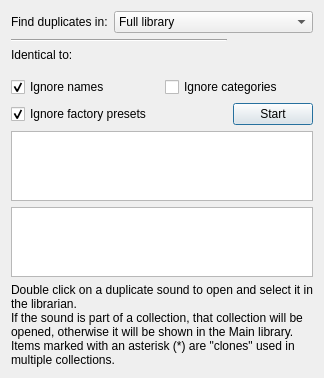
Above: bigglesworth/ui/duplicates.ui from MaurizioB/Bigglesworth before the change. Below: the same form after it.
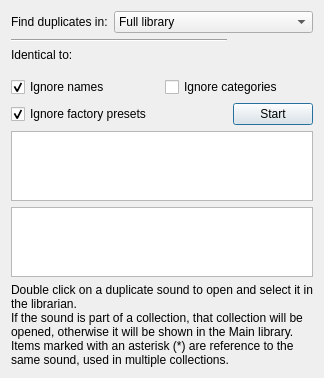
That is the form after the change. Icons and pictures are not drawn.

The edit to the form file:
```diff
--- a/bigglesworth/ui/duplicates.ui
+++ b/bigglesworth/ui/duplicates.ui
@@ -177,7 +177,7 @@
      <property name="text">
       <string>Double click on a duplicate sound to open and select it in the librarian.&lt;br/&gt;
 If the sound is part of a collection, that collection will be opened, otherwise it will be shown in the Main library.&lt;br/&gt;
-Items marked with an asterisk (*) are &quot;clones&quot; used in multiple collections.
+Items marked with an asterisk (*) are reference to the same sound, used in multiple collections.
 </string>
      </property>
      <property name="wordWrap">
```
